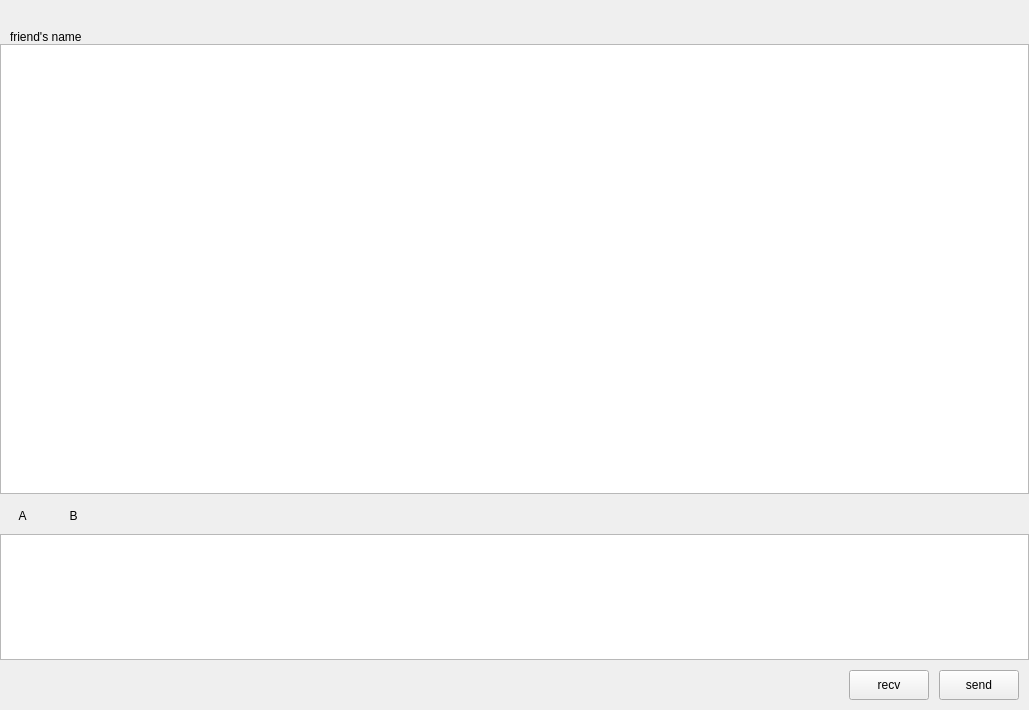
First picture: the form in chattingstackpage.ui, repository Liupeter01/chatting-client, before the edit.
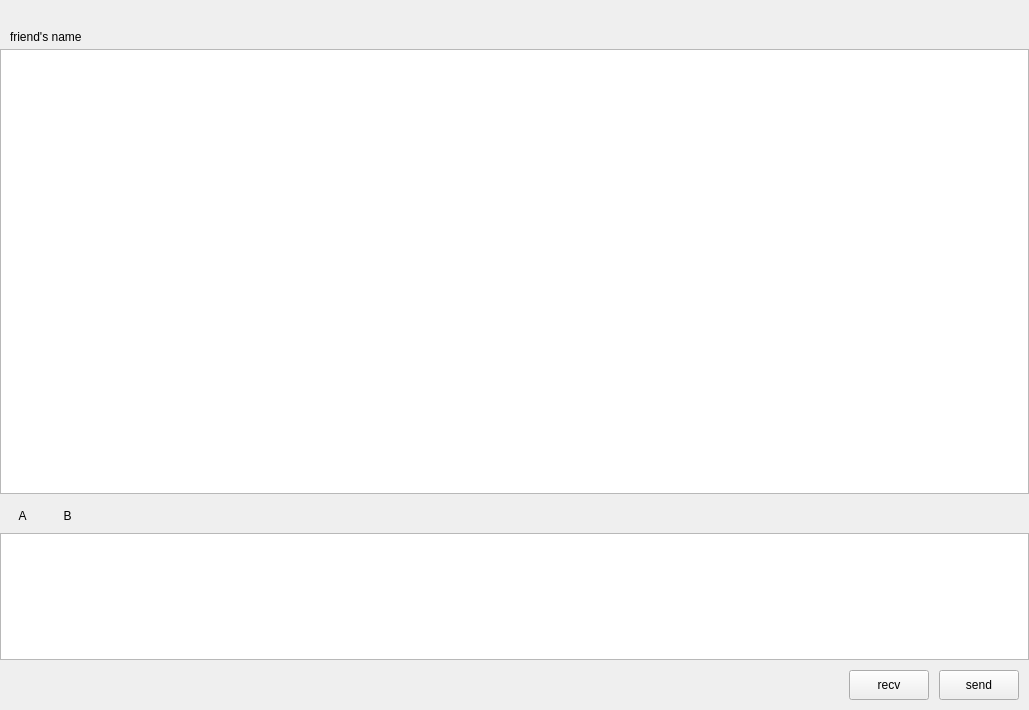
Second picture: the form after the edit. Custom widgets are drawn as their Qt base class.

Commit message: 1.[ADD]:promto QTextEdit to MsgTextEdit class to support a variety of format

```diff
--- a/chattingstackpage.ui
+++ b/chattingstackpage.ui
@@ -127,7 +127,7 @@
              <number>0</number>
             </property>
             <property name="topMargin">
-             <number>0</number>
+             <number>5</number>
             </property>
             <property name="rightMargin">
              <number>0</number>
@@ -153,12 +153,21 @@
          </size>
         </property>
         <layout class="QHBoxLayout" name="horizontalLayout_5">
+         <property name="spacing">
+          <number>0</number>
+         </property>
          <property name="leftMargin">
           <number>5</number>
          </property>
          <property name="topMargin">
           <number>4</number>
          </property>
+         <property name="rightMargin">
+          <number>0</number>
+         </property>
+         <property name="bottomMargin">
+          <number>0</number>
+         </property>
          <item>
           <widget class="ClickableQLabel" name="emo_label">
            <property name="minimumSize">
@@ -254,7 +263,7 @@
           <number>0</number>
          </property>
          <item>
-          <widget class="QTextEdit" name="textEdit"/>
+          <widget class="MsgTextEdit" name="user_input"/>
          </item>
         </layout>
        </widget>
@@ -391,6 +400,11 @@
    <extends>QListWidget</extends>
    <header location="global">chattingrecordview.h</header>
   </customwidget>
+  <customwidget>
+   <class>MsgTextEdit</class>
+   <extends>QTextEdit</extends>
+   <header>msgtextedit.h</header>
+  </customwidget>
  </customwidgets>
  <resources/>
  <connections/>
```
